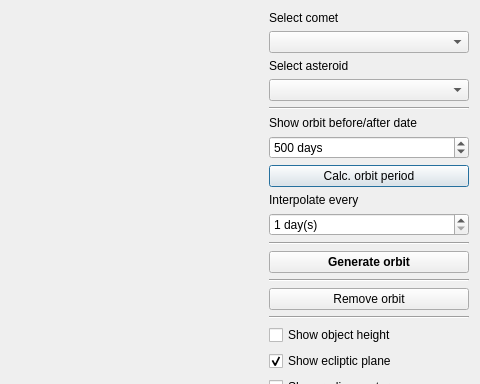
Before: the Qt Designer form c3dsolar.ui in PavelMr/skytechx, drawn with Qt 5; both pictures show x 551 to 1031 and y 0 to 384 of the 1031 by 801 pixel window.
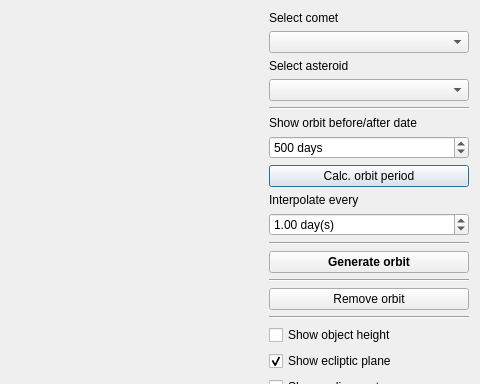
After: the same form once the commit is applied. Icons and pictures are not drawn. Custom widgets are drawn as their Qt base class.

What changed in the file:
```diff
--- a/c3dsolar.ui
+++ b/c3dsolar.ui
@@ -93,15 +93,21 @@
         </widget>
        </item>
        <item>
-        <widget class="QSpinBox" name="spinBox_2">
+        <widget class="QDoubleSpinBox" name="spinBox_2">
+         <property name="prefix">
+          <string/>
+         </property>
          <property name="suffix">
           <string> day(s)</string>
          </property>
          <property name="minimum">
-          <number>1</number>
+          <double>0.100000000000000</double>
          </property>
          <property name="maximum">
-          <number>100</number>
+          <double>20.000000000000000</double>
+         </property>
+         <property name="value">
+          <double>1.000000000000000</double>
          </property>
         </widget>
        </item>
```
Left out of the diff: 6 changed lines with no effect on the pictures.
